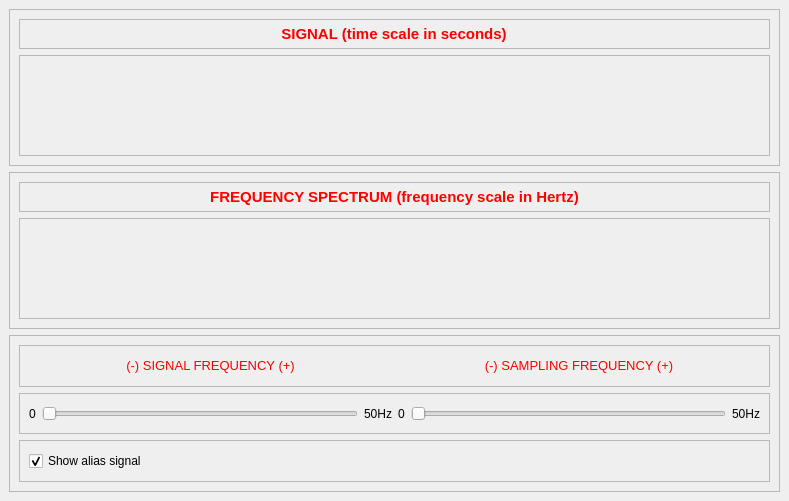
First picture: the form in designer/mainwindow.ui, repository mcorcos/ASSD-TP1-G3, before the edit.
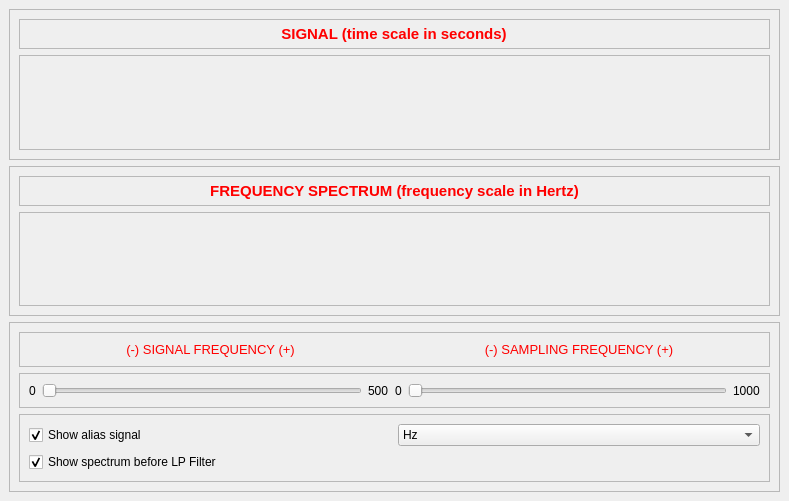
Second picture: the form after the edit.

```diff
--- a/designer/mainwindow.ui
+++ b/designer/mainwindow.ui
@@ -273,7 +273,7 @@
             <item>
              <widget class="QSlider" name="slider1">
               <property name="maximum">
-               <number>50</number>
+               <number>500</number>
               </property>
               <property name="orientation">
                <enum>Qt::Horizontal</enum>
@@ -283,7 +283,7 @@
             <item>
              <widget class="QLabel" name="label_4">
               <property name="text">
-               <string>50Hz</string>
+               <string>500</string>
               </property>
              </widget>
             </item>
@@ -304,7 +304,7 @@
             <item>
              <widget class="QLabel" name="label_6">
               <property name="text">
-               <string>50Hz</string>
+               <string>1000</string>
               </property>
              </widget>
             </item>
@@ -321,8 +321,37 @@
          <property name="frameShadow">
           <enum>QFrame::Raised</enum>
          </property>
-         <layout class="QVBoxLayout" name="verticalLayout_10">
-          <item>
+         <layout class="QGridLayout" name="gridLayout">
+          <item row="0" column="1">
+           <widget class="QComboBox" name="comboBox">
+            <item>
+             <property name="text">
+              <string>Hz</string>
+             </property>
+            </item>
+            <item>
+             <property name="text">
+              <string>KHz</string>
+             </property>
+            </item>
+            <item>
+             <property name="text">
+              <string>MHz</string>
+             </property>
+            </item>
+            <item>
+             <property name="text">
+              <string>GHz</string>
+             </property>
+            </item>
+            <item>
+             <property name="text">
+              <string>THz</string>
+             </property>
+            </item>
+           </widget>
+          </item>
+          <item row="0" column="0">
            <widget class="QCheckBox" name="checkBox">
             <property name="text">
              <string>Show alias signal</string>
@@ -332,6 +361,16 @@
             </property>
            </widget>
           </item>
+          <item row="1" column="0">
+           <widget class="QCheckBox" name="checkBox_2">
+            <property name="text">
+             <string>Show spectrum before LP Filter</string>
+            </property>
+            <property name="checked">
+             <bool>true</bool>
+            </property>
+           </widget>
+          </item>
          </layout>
         </widget>
        </item>
```
